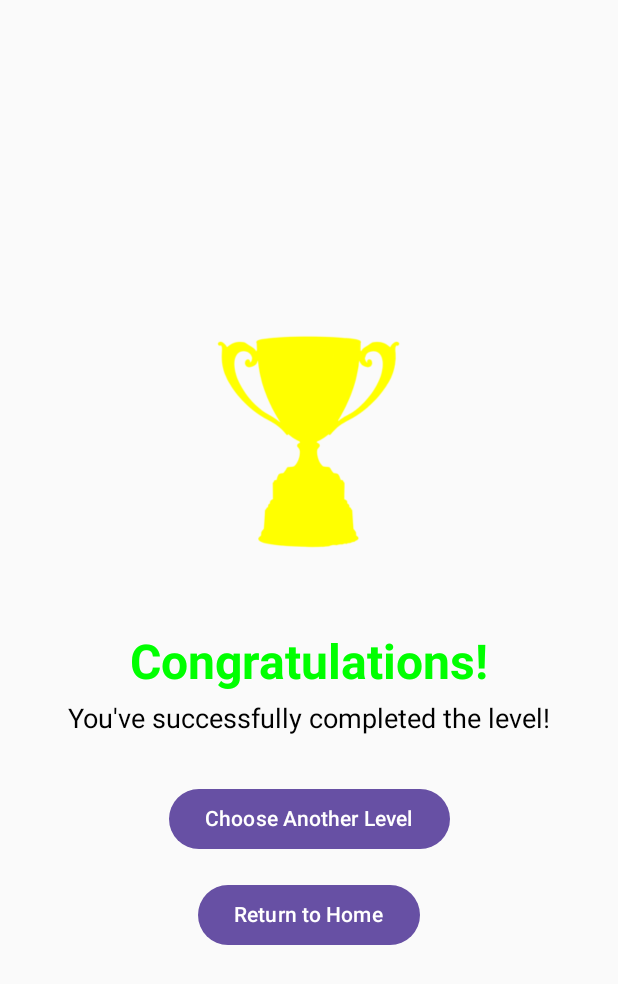
After one commit to chloec0des/ChloeTOLEDANO_CorentinSTARK, an Android app built with Jetpack Compose: the WinScreen screen opened through its navigation route, on a phone screen of 412 x 824 dp. The commit adds this screen. Shown: the top 984 px of the screen. Run offline under Robolectric (Android 15) with nearby library versions, the phone set to English and light mode, and no system bars.

```diff
--- a/app/src/main/java/com/AppNavigator.kt
+++ b/app/src/main/java/com/AppNavigator.kt
@@ -7,8 +7,8 @@ import androidx.navigation.NavHostController
 import androidx.navigation.compose.NavHost
 import androidx.navigation.compose.composable
 import androidx.navigation.compose.rememberNavController
-import androidx.compose.ui.platform.LocalContext
 import com.example.myapplication.GameScreen
+import com.example.myapplication.WinScreen
 
 @RequiresApi(Build.VERSION_CODES.N)
 @Composable
@@ -26,10 +26,10 @@ fun AppNavigator() {
         composable("game/{level}") { backStackEntry ->
             val levelIndex = backStackEntry.arguments?.getString("level")?.toIntOrNull() ?: 0
             GameScreen(
-                levelIndex = levelIndex,
                 navController = navController,
-                context = LocalContext.current
+                levelIndex = levelIndex // Pass levelIndex if necessary
             )
         }
+        composable("win") { WinScreen(navController) }
     }
 }
--- a/app/src/main/java/com/StartScreen.kt
+++ b/app/src/main/java/com/StartScreen.kt
@@ -14,11 +14,8 @@ fun StartScreen(navController: NavHostController) {
             .fillMaxSize()
             .padding(16.dp)
     ) {
-        Button(
-            onClick = { navController.navigate("home") }, // Navigate to the login/sign-in screen
-            modifier = Modifier.fillMaxWidth()
-        ) {
-            Text("Start")
+        Button(onClick = { navController.navigate("level") }) {
+            Text("Start Game")
         }
     }
 }
--- /dev/null
+++ b/app/src/main/java/com/WinScreen.kt
@@ -0,0 +1,66 @@
+package com.example.myapplication
+
+import androidx.compose.foundation.Image
+import androidx.compose.foundation.layout.*
+import androidx.compose.material3.Button
+import androidx.compose.material3.Text
+import androidx.compose.runtime.Composable
+import androidx.compose.ui.Alignment
+import androidx.compose.ui.Modifier
+import androidx.compose.ui.graphics.ColorFilter
+import androidx.compose.ui.res.painterResource
+import androidx.compose.ui.text.font.FontWeight
+import androidx.compose.ui.unit.dp
+import androidx.compose.ui.unit.sp
+import androidx.navigation.NavHostController
+
+@Composable
+fun WinScreen(navController: NavHostController) {
+    Column(
+        modifier = Modifier
+            .fillMaxSize()
+            .padding(16.dp),
+        verticalArrangement = Arrangement.Center,
+        horizontalAlignment = Alignment.CenterHorizontally
+    ) {
+        // Celebration graphic
+        Image(
+            painter = painterResource(id = R.drawable.trophy), // Add a trophy or celebration icon in your resources
+            contentDescription = "Win Trophy",
+            modifier = Modifier.size(200.dp),
+            colorFilter = ColorFilter.tint(androidx.compose.ui.graphics.Color.Yellow)
+        )
+
+        Spacer(modifier = Modifier.height(32.dp))
+
+        // Win message
+        Text(
+            text = "Congratulations!",
+            fontSize = 32.sp,
+            fontWeight = FontWeight.Bold,
+            color = androidx.compose.ui.graphics.Color.Green
+        )
+        Text(
+            text = "You've successfully completed the level!",
+            fontSize = 18.sp,
+            modifier = Modifier.padding(top = 8.dp)
+        )
+
+        Spacer(modifier = Modifier.height(32.dp))
+
+        // Navigation buttons
+        Button(
+            onClick = { navController.navigate("level") } // Navigate back to level selection
+        ) {
+            Text(text = "Choose Another Level")
+        }
+
+        Spacer(modifier = Modifier.height(16.dp))
+
+        Button(
+            onClick = { navController.navigate("start") } // Navigate back to home/start
+        ) {
+            Text(text = "Return to Home")
+        }
+    }
+}
```
Also changed, not shown: app/src/main/java/com/GameScreen.kt (+99 -36 lines), app/src/main/res/drawable/trophy.png (added).
